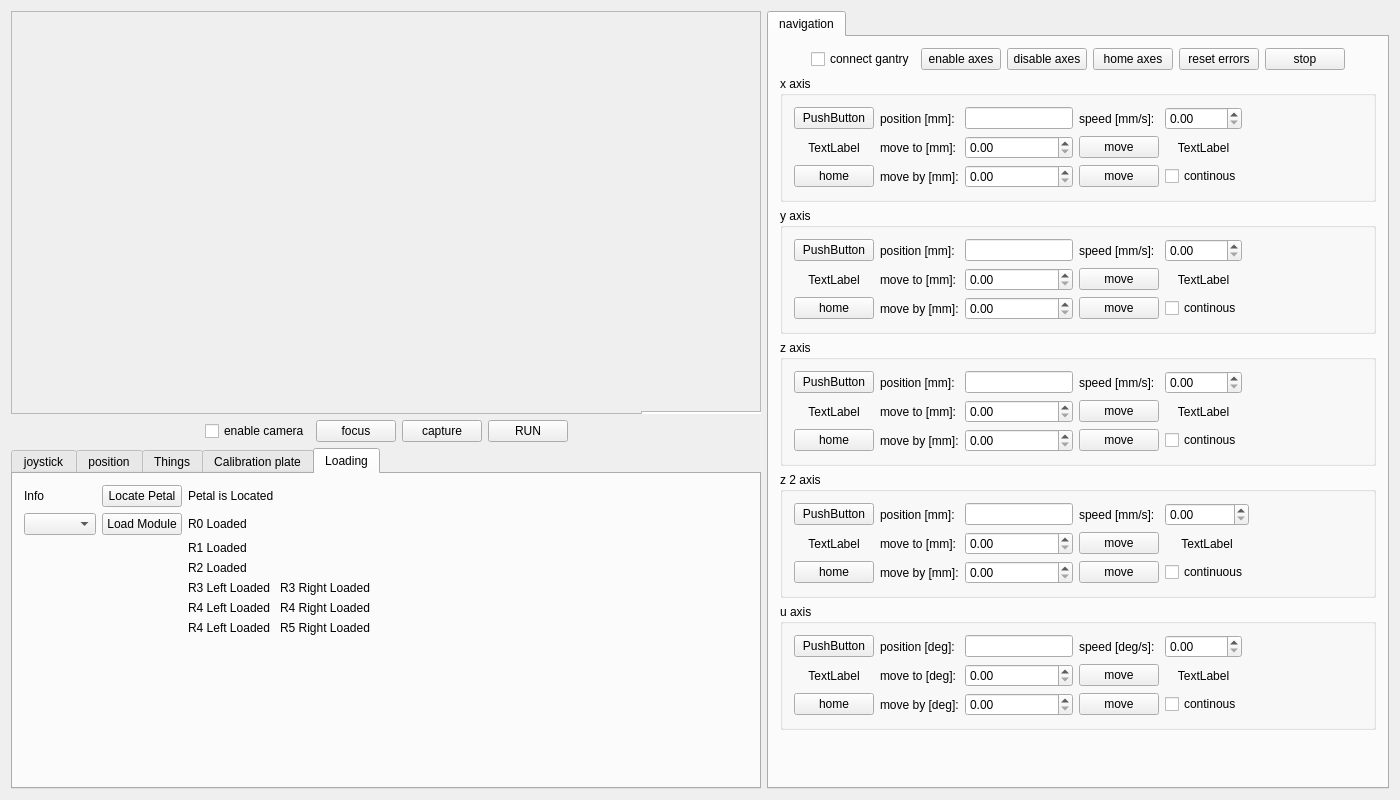
Above: magrathea.ui from gitHleon/magrathea before the change. Below: the same form after it.
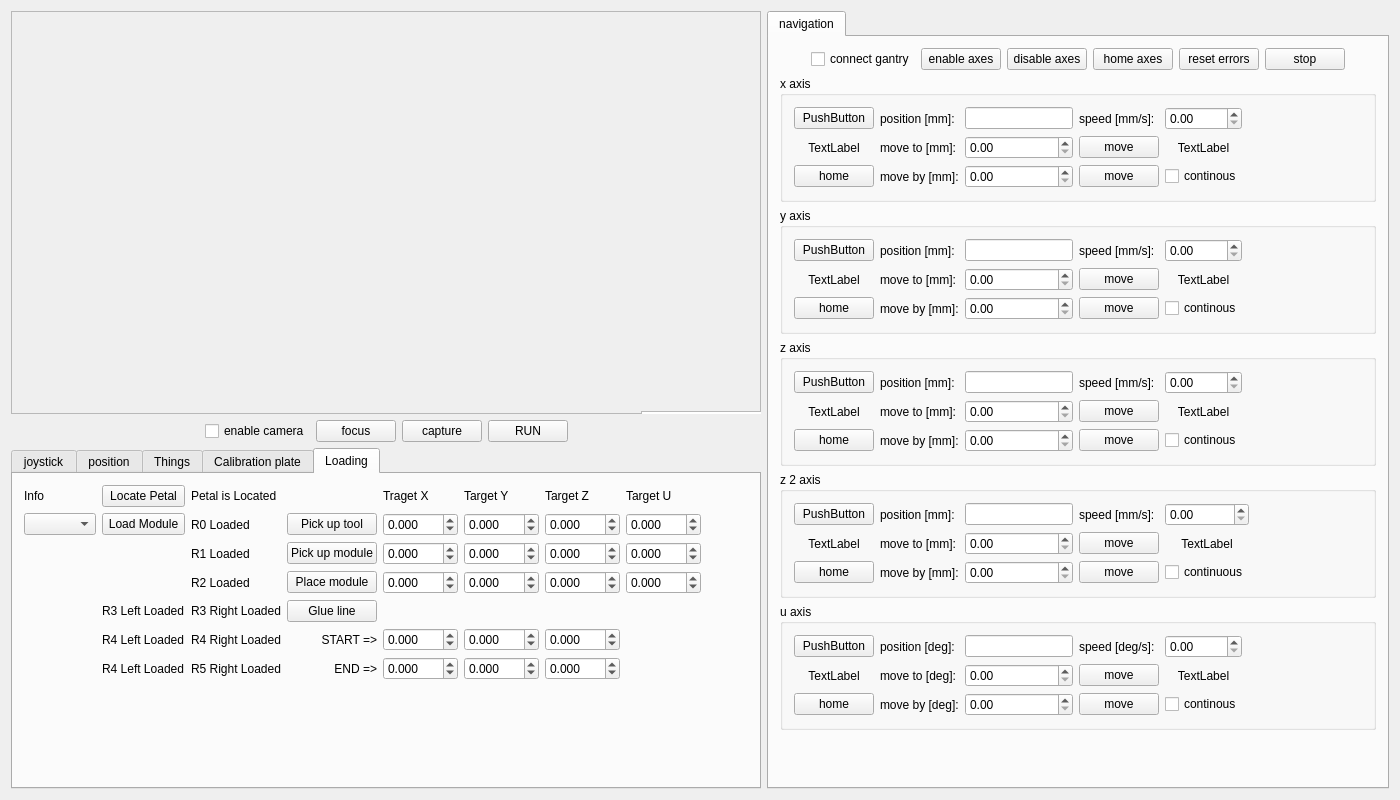
That is the form after the change. The open tabs and pages were chosen to show the change.

Commit message:
split of module loading function
Module loading function split in 3 chunks to allow partial run and testing. Still fixes are neded to position calculation and storage of information.

What changed in the file:
```diff
--- a/magrathea.ui
+++ b/magrathea.ui
@@ -122,7 +122,7 @@
         </sizepolicy>
        </property>
        <property name="currentIndex">
-        <number>2</number>
+        <number>4</number>
        </property>
        <widget class="QWidget" name="joystickTab">
         <attribute name="title">
@@ -1307,37 +1307,13 @@
          </item>
          <item row="0" column="0">
           <layout class="QGridLayout" name="gridLayout_15">
-           <item row="1" column="3">
-            <widget class="QLabel" name="label_38">
+           <item row="0" column="2">
+            <widget class="QPushButton" name="pushButton_2">
              <property name="text">
-              <string>R0 Loaded</string>
+              <string>Locate Petal</string>
              </property>
             </widget>
            </item>
-           <item row="4" column="3">
-            <widget class="QLabel" name="label_41">
-             <property name="text">
-              <string>R3 Left Loaded</string>
-             </property>
-            </widget>
-           </item>
-           <item row="0" column="3">
-            <widget class="QLabel" name="label_37">
-             <property name="text">
-              <string>Petal is Located</string>
-             </property>
-            </widget>
-           </item>
-           <item row="1" column="2">
-            <widget class="QPushButton" name="pushButton">
-             <property name="text">
-              <string>Load Module</string>
-             </property>
-            </widget>
-           </item>
-           <item row="1" column="1">
-            <widget class="QComboBox" name="Module_comboBox"/>
-           </item>
            <item row="2" column="3">
             <widget class="QLabel" name="label_39">
              <property name="text">
@@ -1345,6 +1321,53 @@
              </property>
             </widget>
            </item>
+           <item row="1" column="2">
+            <widget class="QPushButton" name="pushButton">
+             <property name="text">
+              <string>Load Module</string>
+             </property>
+            </widget>
+           </item>
+           <item row="2" column="8">
+            <widget class="QDoubleSpinBox" name="MoveModuleTarget_U">
+             <property name="decimals">
+              <number>3</number>
+             </property>
+             <property name="minimum">
+              <double>-500.000000000000000</double>
+             </property>
+             <property name="maximum">
+              <double>500.000000000000000</double>
+             </property>
+            </widget>
+           </item>
+           <item row="0" column="3">
+            <widget class="QLabel" name="label_37">
+             <property name="text">
+              <string>Petal is Located</string>
+             </property>
+            </widget>
+           </item>
+           <item row="3" column="8">
+            <widget class="QDoubleSpinBox" name="DropModuleTarget_U">
+             <property name="decimals">
+              <number>3</number>
+             </property>
+             <property name="minimum">
+              <double>-500.000000000000000</double>
+             </property>
+             <property name="maximum">
+              <double>500.000000000000000</double>
+             </property>
+            </widget>
+           </item>
+           <item row="0" column="1">
+            <widget class="QLabel" name="label_36">
+             <property name="text">
+              <string>Info</string>
+             </property>
+            </widget>
+           </item>
            <item row="3" column="3">
             <widget class="QLabel" name="label_40">
              <property name="text">
@@ -1352,55 +1375,339 @@
              </property>
             </widget>
            </item>
-           <item row="4" column="4">
+           <item row="1" column="3">
+            <widget class="QLabel" name="label_38">
+             <property name="text">
+              <string>R0 Loaded</string>
+             </property>
+            </widget>
+           </item>
+           <item row="3" column="6">
+            <widget class="QDoubleSpinBox" name="DropModuleTarget_Y">
+             <property name="decimals">
+              <number>3</number>
+             </property>
+             <property name="minimum">
+              <double>-500.000000000000000</double>
+             </property>
+             <property name="maximum">
+              <double>500.000000000000000</double>
+             </property>
+            </widget>
+           </item>
+           <item row="1" column="1">
+            <widget class="QComboBox" name="Module_comboBox"/>
+           </item>
+           <item row="3" column="7">
+            <widget class="QDoubleSpinBox" name="DropModuleTarget_Z">
+             <property name="decimals">
+              <number>3</number>
+             </property>
+             <property name="minimum">
+              <double>-500.000000000000000</double>
+             </property>
+             <property name="maximum">
+              <double>500.000000000000000</double>
+             </property>
+            </widget>
+           </item>
+           <item row="4" column="2">
+            <widget class="QLabel" name="label_41">
+             <property name="text">
+              <string>R3 Left Loaded</string>
+             </property>
+            </widget>
+           </item>
+           <item row="5" column="2">
+            <widget class="QLabel" name="label_42">
+             <property name="text">
+              <string>R4 Left Loaded</string>
+             </property>
+            </widget>
+           </item>
+           <item row="6" column="2">
+            <widget class="QLabel" name="label_45">
+             <property name="text">
+              <string>R4 Left Loaded</string>
+             </property>
+            </widget>
+           </item>
+           <item row="4" column="3">
             <widget class="QLabel" name="label_43">
              <property name="text">
               <string>R3 Right Loaded</string>
              </property>
             </widget>
            </item>
-           <item row="0" column="1">
-            <widget class="QLabel" name="label_36">
-             <property name="text">
-              <string>Info</string>
-             </property>
-            </widget>
-           </item>
-           <item row="0" column="2">
-            <widget class="QPushButton" name="pushButton_2">
-             <property name="text">
-              <string>Locate Petal</string>
-             </property>
-            </widget>
-           </item>
-           <item row="5" column="4">
+           <item row="5" column="3">
             <widget class="QLabel" name="label_44">
              <property name="text">
               <string>R4 Right Loaded</string>
              </property>
             </widget>
            </item>
-           <item row="5" column="3">
-            <widget class="QLabel" name="label_42">
-             <property name="text">
-              <string>R4 Left Loaded</string>
-             </property>
-            </widget>
-           </item>
            <item row="6" column="3">
-            <widget class="QLabel" name="label_45">
-             <property name="text">
-              <string>R4 Left Loaded</string>
-             </property>
-            </widget>
-           </item>
-           <item row="6" column="4">
             <widget class="QLabel" name="label_46">
              <property name="text">
               <string>R5 Right Loaded</string>
              </property>
             </widget>
            </item>
+           <item row="1" column="4">
+            <widget class="QPushButton" name="PickUp_Button">
+             <property name="text">
+              <string>Pick up tool</string>
+             </property>
+            </widget>
+           </item>
+           <item row="2" column="4">
+            <widget class="QPushButton" name="PickUp_Module_Button">
+             <property name="text">
+              <string>Pick up module</string>
+             </property>
+            </widget>
+           </item>
+           <item row="3" column="4">
+            <widget class="QPushButton" name="PlaceModule_Button">
+             <property name="text">
+              <string>Place module</string>
+             </property>
+            </widget>
+           </item>
+           <item row="1" column="5">
+            <widget class="QDoubleSpinBox" name="PickUpTarget_X">
+             <property name="decimals">
+              <number>3</number>
+             </property>
+             <property name="minimum">
+              <double>-500.000000000000000</double>
+             </property>
+             <property name="maximum">
+              <double>500.000000000000000</double>
+             </property>
+            </widget>
+           </item>
+           <item row="1" column="6">
+            <widget class="QDoubleSpinBox" name="PickUpTarget_Y">
+             <property name="decimals">
+              <number>3</number>
+             </property>
+             <property name="minimum">
+              <double>-500.000000000000000</double>
+             </property>
+             <property name="maximum">
+              <double>500.000000000000000</double>
+             </property>
+            </widget>
+           </item>
+           <item row="1" column="7">
+            <widget class="QDoubleSpinBox" name="PickUpTarget_Z">
+             <property name="decimals">
+              <number>3</number>
+             </property>
+             <property name="minimum">
+              <double>-500.000000000000000</double>
+             </property>
+             <property name="maximum">
+              <double>500.000000000000000</double>
+             </property>
+            </widget>
+           </item>
+           <item row="1" column="8">
+            <widget class="QDoubleSpinBox" name="PickUpTarget_U">
+             <property name="decimals">
+              <number>3</number>
+             </property>
+             <property name="minimum">
+              <double>-500.000000000000000</double>
+             </property>
+             <property name="maximum">
+              <double>500.000000000000000</double>
+             </property>
+            </widget>
+           </item>
+           <item row="2" column="5">
+            <widget class="QDoubleSpinBox" name="MoveModuleTarget_X">
+             <property name="decimals">
+              <number>3</number>
+             </property>
+             <property name="minimum">
+              <double>-500.000000000000000</double>
+             </property>
+             <property name="maximum">
+              <double>500.000000000000000</double>
+             </property>
+            </widget>
+           </item>
+           <item row="2" column="6">
+            <widget class="QDoubleSpinBox" name="MoveModuleTarget_Y">
+             <property name="decimals">
+              <number>3</number>
+             </property>
+             <property name="minimum">
+              <double>-500.000000000000000</double>
+             </property>
+             <property name="maximum">
+              <double>500.000000000000000</double>
+             </property>
+            </widget>
+           </item>
+           <item row="2" column="7">
+            <widget class="QDoubleSpinBox" name="MoveModuleTarget_Z">
+             <property name="decimals">
+              <number>3</number>
+             </property>
+             <property name="minimum">
+              <double>-500.000000000000000</double>
+             </property>
+             <property name="maximum">
+              <double>500.000000000000000</double>
+             </property>
+            </widget>
+           </item>
+           <item row="3" column="5">
+            <widget class="QDoubleSpinBox" name="DropModuleTarget_X">
+             <property name="decimals">
+              <number>3</number>
+             </property>
+             <property name="minimum">
+              <double>-500.000000000000000</double>
+             </property>
+             <property name="maximum">
+              <double>500.000000000000000</double>
+             </property>
+            </widget>
+           </item>
+           <item row="0" column="5">
+            <widget class="QLabel" name="label_49">
+             <property name="text">
+              <string>Traget X</string>
+             </property>
+            </widget>
+           </item>
+           <item row="0" column="6">
+            <widget class="QLabel" name="label_70">
+             <property name="text">
+              <string>Target Y</string>
+             </property>
+            </widget>
+           </item>
+           <item row="0" column="7">
+            <widget class="QLabel" name="label_71">
+             <property name="text">
+              <string>Target Z</string>
+             </property>
+            </widget>
+           </item>
+           <item row="0" column="8">
+            <widget class="QLabel" name="label_72">
+             <property name="text">
+              <string>Target U</string>
+             </property>
+            </widget>
+           </item>
+           <item row="4" column="4">
+            <widget class="QPushButton" name="GlueLine_Button">
+             <property name="text">
+              <string>Glue line</string>
+             </property>
+            </widget>
+           </item>
+           <item row="5" column="4">
+            <widget class="QLabel" name="label_73">
+             <property name="text">
+              <string>START =&gt;</string>
+             </property>
+             <property name="alignment">
+              <set>Qt::AlignRight|Qt::AlignTrailing|Qt::AlignVCenter</set>
+             </property>
+            </widget>
+           </item>
+           <item row="6" column="4">
+            <widget class="QLabel" name="label_74">
+             <property name="text">
+              <string>END =&gt;</string>
+             </property>
+             <property name="alignment">
+              <set>Qt::AlignRight|Qt::AlignTrailing|Qt::AlignVCenter</set>
+             </property>
+            </widget>
+           </item>
+           <item row="5" column="5">
+            <widget class="QDoubleSpinBox" name="GlueStart_X">
+             <property name="decimals">
+              <number>3</number>
+             </property>
+             <property name="minimum">
+              <double>-500.000000000000000</double>
+             </property>
+             <property name="maximum">
+              <double>500.000000000000000</double>
+             </property>
+            </widget>
+           </item>
+           <item row="6" column="5">
+            <widget class="QDoubleSpinBox" name="GlueEnd_X">
+             <property name="decimals">
+              <number>3</number>
+             </property>
+             <property name="minimum">
+              <double>-500.000000000000000</double>
+             </property>
+             <property name="maximum">
+              <double>500.000000000000000</double>
+             </property>
+            </widget>
+           </item>
+           <item row="5" column="6">
+            <widget class="QDoubleSpinBox" name="GlueStart_Y">
+             <property name="decimals">
+              <number>3</number>
+             </property>
+             <property name="minimum">
+              <double>-500.000000000000000</double>
+             </property>
+             <property name="maximum">
+              <double>500.000000000000000</double>
+             </property>
+            </widget>
+           </item>
+           <item row="6" column="6">
+            <widget class="QDoubleSpinBox" name="GlueEnd_Y">
+             <property name="decimals">
+              <number>3</number>
+             </property>
+             <property name="minimum">
+              <double>-500.000000000000000</double>
+             </property>
+            </widget>
+           </item>
+           <item row="5" column="7">
+            <widget class="QDoubleSpinBox" name="GlueStart_Z">
+             <property name="decimals">
+              <number>3</number>
+             </property>
+             <property name="minimum">
+              <double>-500.000000000000000</double>
+             </property>
+             <property name="maximum">
+              <double>500.000000000000000</double>
+             </property>
+            </widget>
+           </item>
+           <item row="6" column="7">
+            <widget class="QDoubleSpinBox" name="GlueEnd_Z">
+             <property name="decimals">
+              <number>3</number>
+             </property>
+             <property name="minimum">
+              <double>-500.000000000000000</double>
+             </property>
+             <property name="maximum">
+              <double>500.000000000000000</double>
+             </property>
+            </widget>
+           </item>
           </layout>
          </item>
          <item row="0" column="1">
```
The commit also changes 1 other file.
